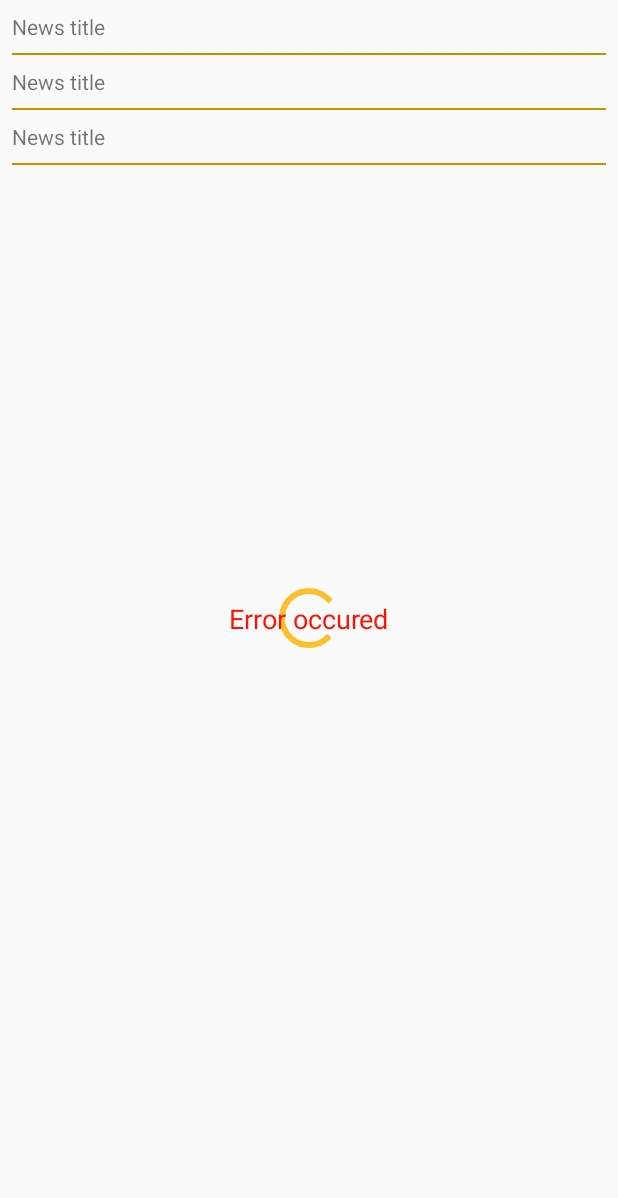
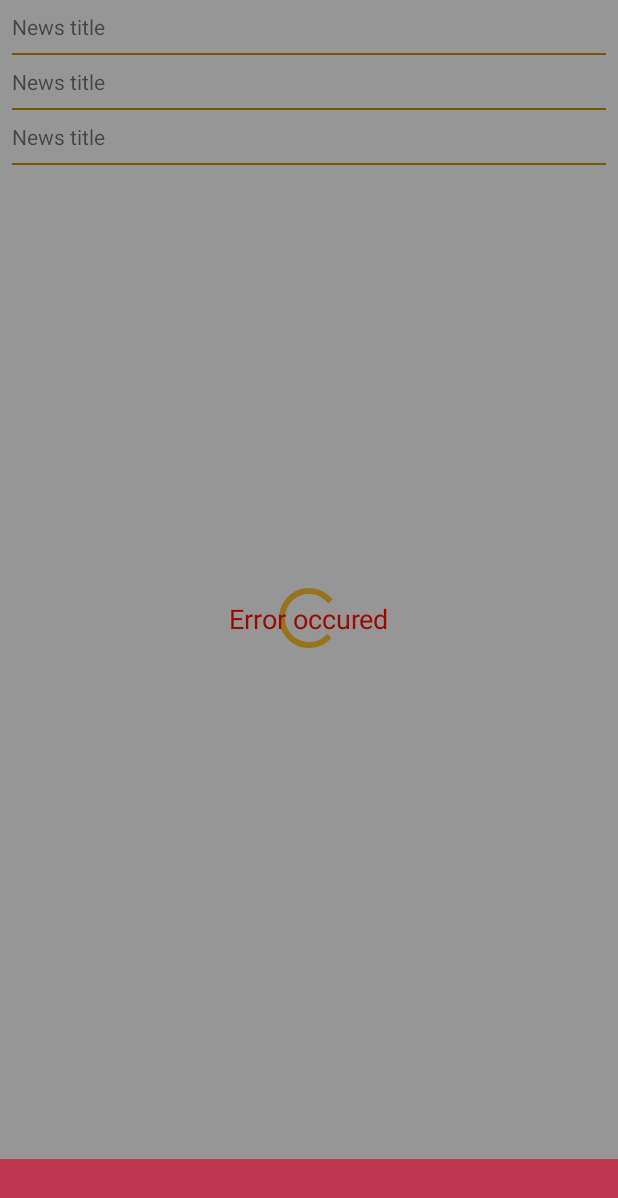
Before and after one commit to sysint64/tinkoff-test, an Android app: the layout activity_news_list.xml on its own in the app's theme, with its tools: preview values and no code run, on a phone screen of 412 x 824 dp. Shown: the top 1198 px of the screen. Run offline under Robolectric (Android 15) with nearby library versions, the phone set to English and light mode, and no system bars.

Commit message:
unhandled exception layout

```diff
--- a/app/src/main/java/ru/kabylin/andrey/tinkoffnews/ext/reactivex.kt
+++ b/app/src/main/java/ru/kabylin/andrey/tinkoffnews/ext/reactivex.kt
@@ -16,9 +16,6 @@ fun Completable.subscribeOnComplete(onComplete: () -> Unit): Disposable =
 fun <T> Flowable<T>.subscribeOnNext(onNext: (T) -> Unit): Disposable =
     subscribe(onNext, {})
 
-fun <T> Observable<T>.subscribeOnNext(onNext: (T) -> Unit): Disposable =
-    subscribe(onNext, {})
-
 fun Disposable.disposeBy(disposables: CompositeDisposable) {
     disposables.add(this)
 }
--- a/app/src/main/java/ru/kabylin/andrey/tinkoffnews/layers/ui/MainActivity.kt
+++ b/app/src/main/java/ru/kabylin/andrey/tinkoffnews/layers/ui/MainActivity.kt
@@ -2,7 +2,7 @@ package ru.kabylin.andrey.tinkoffnews.layers.ui
 
 import android.os.Bundle
 import android.util.Log
-import kotlinx.android.synthetic.main.activity_main.*
+import kotlinx.android.synthetic.main.activity_news_list.*
 import ru.kabylin.andrey.tinkoffnews.R
 import ru.kabylin.andrey.tinkoffnews.ext.hideView
 import ru.kabylin.andrey.tinkoffnews.ext.showView
@@ -19,7 +19,7 @@ class MainActivity : StateMachineAppCompatActivity<NewsListState, NewsStateMachi
 
     override fun onCreate(savedInstanceState: Bundle?) {
         super.onCreate(savedInstanceState)
-        setContentView(R.layout.activity_main)
+        setContentView(R.layout.activity_news_list)
 
         dispatchEvent(OnLoadListEvent())
 
--- /dev/null
+++ b/app/src/main/java/ru/kabylin/andrey/tinkoffnews/layers/ui/UnhandledErrorView.kt
@@ -0,0 +1,26 @@
+package ru.kabylin.andrey.tinkoffnews.layers.ui
+
+import android.view.View
+import kotlinx.android.synthetic.main.activity_news_list.view.*
+import kotlinx.android.synthetic.main.part_unhandled_error.view.*
+import ru.kabylin.andrey.tinkoffnews.BuildConfig
+import ru.kabylin.andrey.tinkoffnews.R
+import ru.kabylin.andrey.tinkoffnews.ext.hideView
+import ru.kabylin.andrey.tinkoffnews.ext.showView
+import ru.kabylin.andrey.tinkoffnews.views.ContextStringify
+
+fun showUnhandledErrorView(view: View, throwable: Throwable) {
+    view.includeUnhandledError.showView()
+
+    val message = when {
+        throwable is ContextStringify -> throwable.toString(view.context)
+        else -> view.context.getString(R.string.unexpected_error)
+    }
+
+//    if (BuildConfig.)
+    view.includeUnhandledError.textViewErrorMessage.text = message
+}
+
+fun hideUnhandledErrorView(view: View) {
+    view.includeUnhandledError.hideView()
+}
--- a/app/src/main/res/layout/activity_main.xml
+++ b/app/src/main/res/layout/activity_news_list.xml
@@ -49,4 +49,17 @@
         app:layout_constraintTop_toTopOf="parent"
         tools:text="Error occured" />
 
+    <include
+        android:id="@+id/includeUnhandledError"
+        layout="@layout/part_unhandled_error"
+        android:layout_width="0dp"
+        android:layout_height="0dp"
+        android:visibility="gone"
+        app:layout_constraintBottom_toBottomOf="parent"
+        app:layout_constraintEnd_toEndOf="parent"
+        app:layout_constraintHorizontal_bias="0.5"
+        app:layout_constraintStart_toStartOf="parent"
+        app:layout_constraintTop_toTopOf="parent"
+        tools:visibility="visible" />
+
 </androidx.constraintlayout.widget.ConstraintLayout>
--- /dev/null
+++ b/app/src/main/res/layout/part_unhandled_error.xml
@@ -0,0 +1,21 @@
+<?xml version="1.0" encoding="utf-8"?>
+<androidx.constraintlayout.widget.ConstraintLayout xmlns:android="http://schemas.android.com/apk/res/android"
+    xmlns:app="http://schemas.android.com/apk/res-auto"
+    xmlns:tools="http://schemas.android.com/tools"
+    android:layout_width="match_parent"
+    android:layout_height="match_parent"
+    android:background="#66000000"
+    android:orientation="vertical">
+
+    <TextView
+        android:id="@+id/textViewErrorMessage"
+        android:layout_width="0dp"
+        android:layout_height="wrap_content"
+        android:background="#FFBE3850"
+        android:padding="16dp"
+        android:textColor="#ffffff"
+        app:layout_constraintBottom_toBottomOf="parent"
+        app:layout_constraintEnd_toEndOf="parent"
+        app:layout_constraintStart_toStartOf="parent"
+        tools:text="Unhandled error" />
+</androidx.constraintlayout.widget.ConstraintLayout>
--- a/app/src/main/res/values/strings.xml
+++ b/app/src/main/res/values/strings.xml
@@ -1,3 +1,4 @@
 <resources>
     <string name="app_name">Tinkoff News</string>
+    <string name="unexpected_error">Unexpected error</string>
 </resources>
```
Also changed, not shown: 1 other file.
